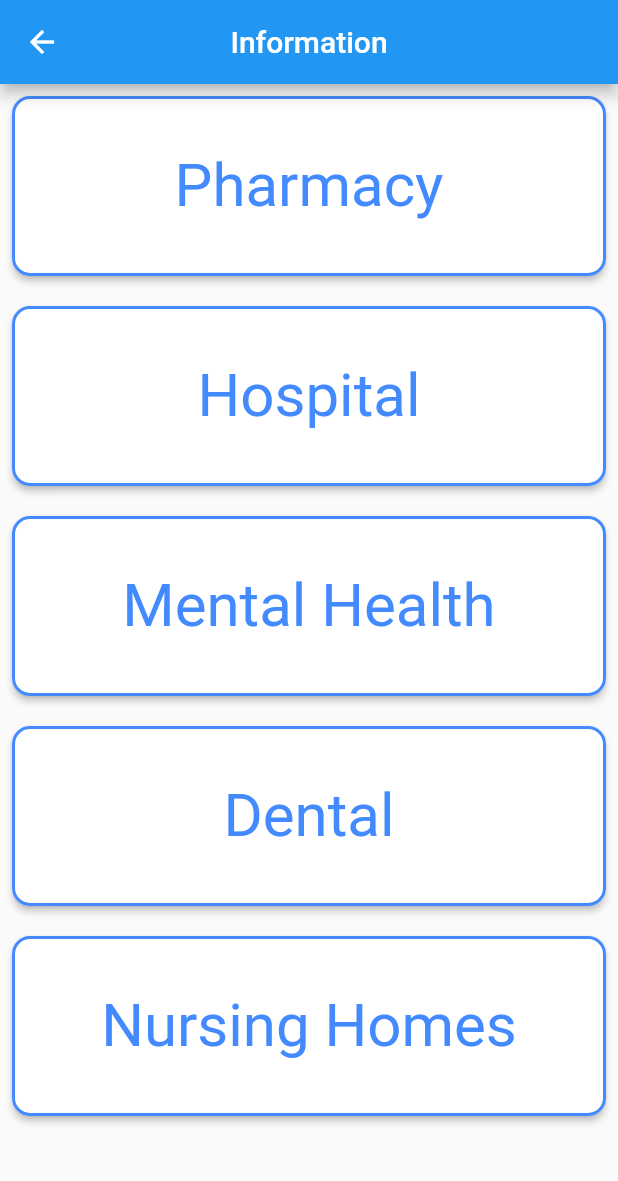
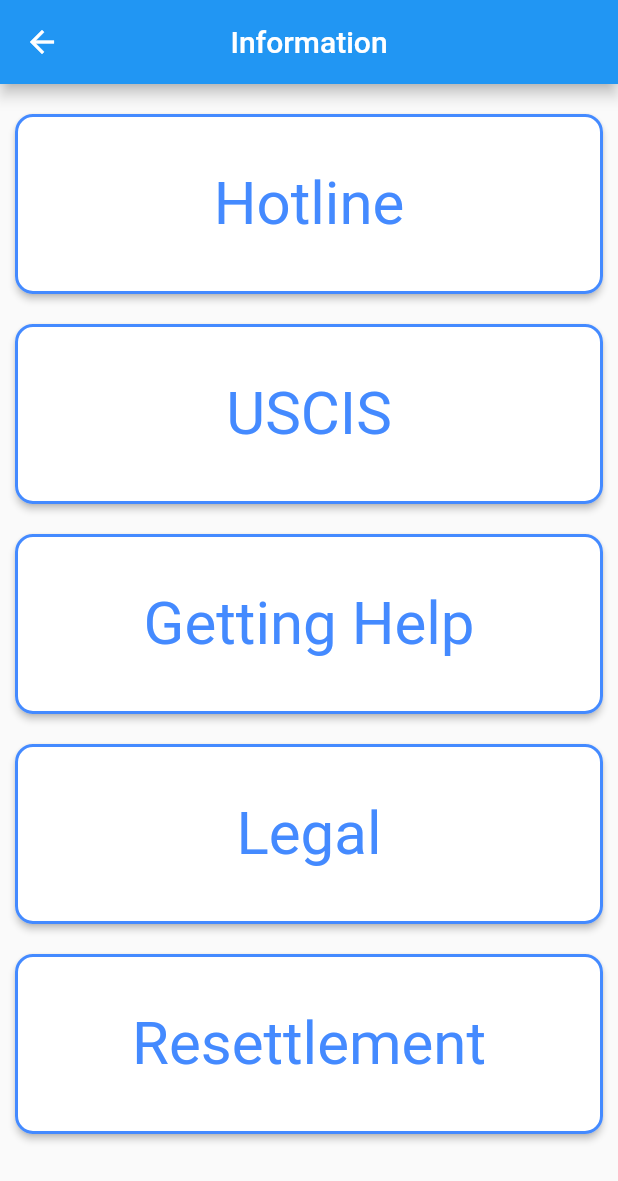
Before and after one commit to jayster7101/SCU_Frugal_Refugee_App, a Flutter app: the Information screen opened directly, on a phone screen of 412 x 824 dp. Shown: the top 1181 px of the screen. Run offline on Flutter 3.47's test engine with Material 2 defaults, Android fonts, the phone set to English and light mode, and no system bars; our stand-ins replace camera, geolocator; missing offline and left inert: map_launcher, material_tag_editor.

Commit message:
Added all information

```diff
--- a/lib/Pages/information.dart
+++ b/lib/Pages/information.dart
@@ -1,8 +1,19 @@
 import 'package:flutter/material.dart';
+import 'package:url_launcher/url_launcher.dart';
 
-class Information extends StatelessWidget {
+class Information extends StatefulWidget {
   const Information({Key? key}) : super(key: key);
 
+  @override
+  State<Information> createState() => _InformationState();
+}
+
+class _InformationState extends State<Information> {
+  final Uri url1 = Uri.parse("https://www.acf.hhs.gov/orr/outreach-material/office-refugee-resettlement-national-call-center");
+  final Uri url2 = Uri.parse("https://www.uscis.gov/humanitarian/refugees-and-asylum/refugees");
+  final Uri url3 = Uri.parse("https://www.unhcr.org/en-us/how-to-get-help.html");
+  final Uri url4 = Uri.parse("https://refugees.org/legal-services/");
+  final Uri url5 = Uri.parse("https://refugees.org/refugee-resettlement/");
   @override
   Widget build(BuildContext context) {
     return Scaffold(
@@ -11,13 +22,13 @@
         centerTitle: true,
       ),
       body: Padding(
-        padding: const EdgeInsets.all(8.0),
+        padding: const EdgeInsets.fromLTRB(10, 20, 10, 20),
         child: SingleChildScrollView(
           child: Wrap(
             runSpacing: 20, // sets padding to 20 between each container
             alignment: WrapAlignment.spaceBetween,
             children: [
-              Container(
+              SizedBox(
                 height: 120, // sets height to 120 and width will be size of screen taking padding into consideration
                 child: SizedBox(
                   height: double.infinity,
@@ -29,17 +40,19 @@
                             width: 2,
                             style: BorderStyle.solid),
                         primary: Colors.white,
-                        textStyle: TextStyle(fontSize: 40),
+                        textStyle: const TextStyle(fontSize: 40),
                         shape: RoundedRectangleBorder(
                             borderRadius: BorderRadius.circular(12))),
                     child: const Text(
-                      "Pharmacy",
+                      "Hotline",
                       style: TextStyle(color: Colors.blueAccent),
                     ),
-                    onPressed: () {},
+                    onPressed: () {
+                      launchUrl(url1);
+                    },
                   ),
                 )),
-            Container(
+            SizedBox(
                 height: 120, // sets height to 120 and width will be size of screen taking padding into consideration
                 child: SizedBox(
                   height: double.infinity,
@@ -51,17 +64,19 @@
                             width: 2,
                             style: BorderStyle.solid),
                         primary: Colors.white,
-                        textStyle: TextStyle(fontSize: 40),
+                        textStyle: const TextStyle(fontSize: 40),
                         shape: RoundedRectangleBorder(
                             borderRadius: BorderRadius.circular(12))),
                     child: const Text(
-                      "Hospital",
+                      "USCIS",
                       style: TextStyle(color: Colors.blueAccent),
                     ),
-                    onPressed: () {},
+                    onPressed: () {
+                      launchUrl(url2);
+                    },
                   ),
                 )),
-            Container(
+            SizedBox(
                 height: 120, // sets height to 120 and width will be size of screen taking padding into consideration
                 child: SizedBox(
                   height: double.infinity,
@@ -73,17 +88,19 @@
                             width: 2,
                             style: BorderStyle.solid),
                         primary: Colors.white,
-                        textStyle: TextStyle(fontSize: 40),
+                        textStyle: const TextStyle(fontSize: 40),
                         shape: RoundedRectangleBorder(
                             borderRadius: BorderRadius.circular(12))),
                     child: const Text(
-                      "Mental Health",
+                      "Getting Help",
                       style: TextStyle(color: Colors.blueAccent),
                     ),
-                    onPressed: () {},
+                    onPressed: () {
+                      launchUrl(url3);
+                    },
                   ),
                 )),
-            Container(
+            SizedBox(
                 height: 120, // sets height to 120 and width will be size of screen taking padding into consideration
                 child: SizedBox(
                   height: double.infinity,
@@ -95,17 +112,19 @@
                             width: 2,
                             style: BorderStyle.solid),
                         primary: Colors.white,
-                        textStyle: TextStyle(fontSize: 40),
+                        textStyle: const TextStyle(fontSize: 40),
                         shape: RoundedRectangleBorder(
                             borderRadius: BorderRadius.circular(12))),
                     child: const Text(
-                      "Dental",
+                      "Legal",
                       style: TextStyle(color: Colors.blueAccent),
                     ),
-                    onPressed: () {},
+                    onPressed: () {
+                      launchUrl(url4);
+                    },
                   ),
                 )),
-            Container(
+            SizedBox(
               height: 120, // sets height to 120 and width will be size of screen taking padding into consideration
               child: SizedBox(
                 height: double.infinity,
@@ -117,14 +136,15 @@
                           width: 2,
                           style: BorderStyle.solid),
                       primary: Colors.white,
-                      textStyle: TextStyle(fontSize: 40),
+                      textStyle: const TextStyle(fontSize: 40),
                       shape: RoundedRectangleBorder(
                           borderRadius: BorderRadius.circular(12))),
                   child: const Text(
-                    "Nursing Homes",
+                    "Resettlement",
                     style: TextStyle(color: Colors.blueAccent),
                   ),
                   onPressed: () {
+                    launchUrl(url5);
                   },
                 ),
               )),
```
